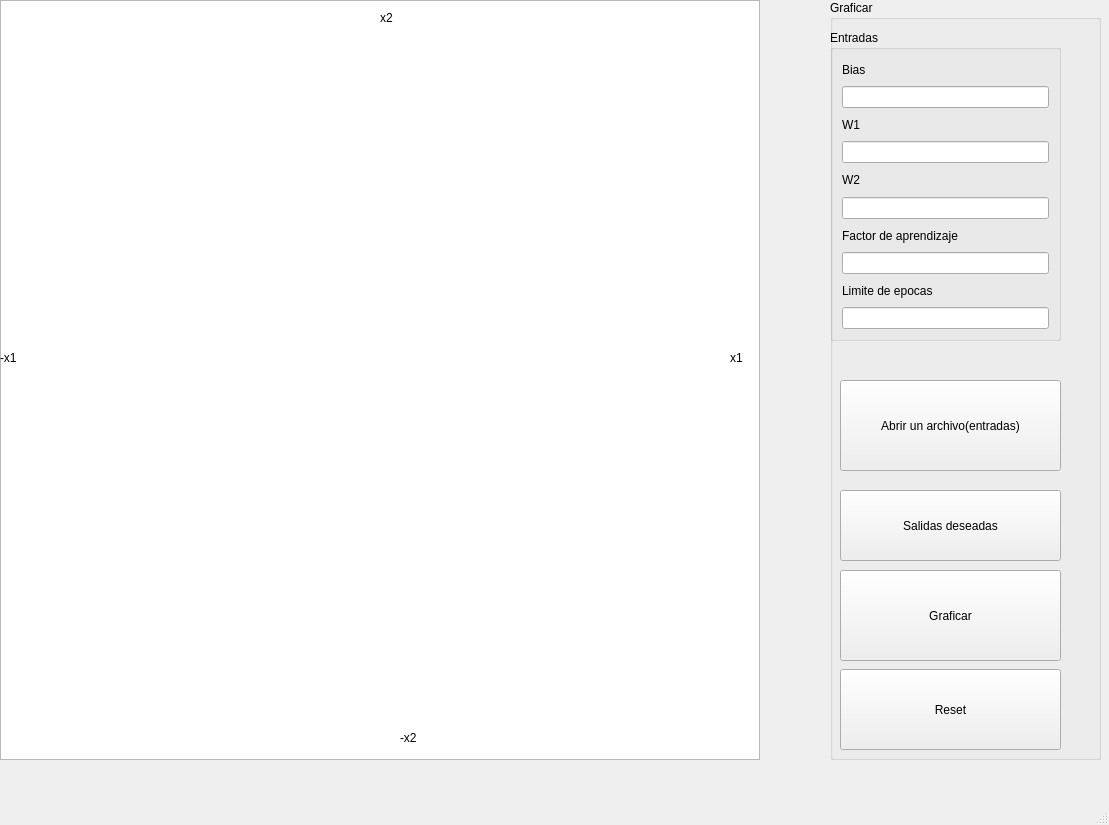
Before: the Qt Designer form mw.ui in AntonioIB0002/practica-2-perceptron-, drawn with Qt 5.
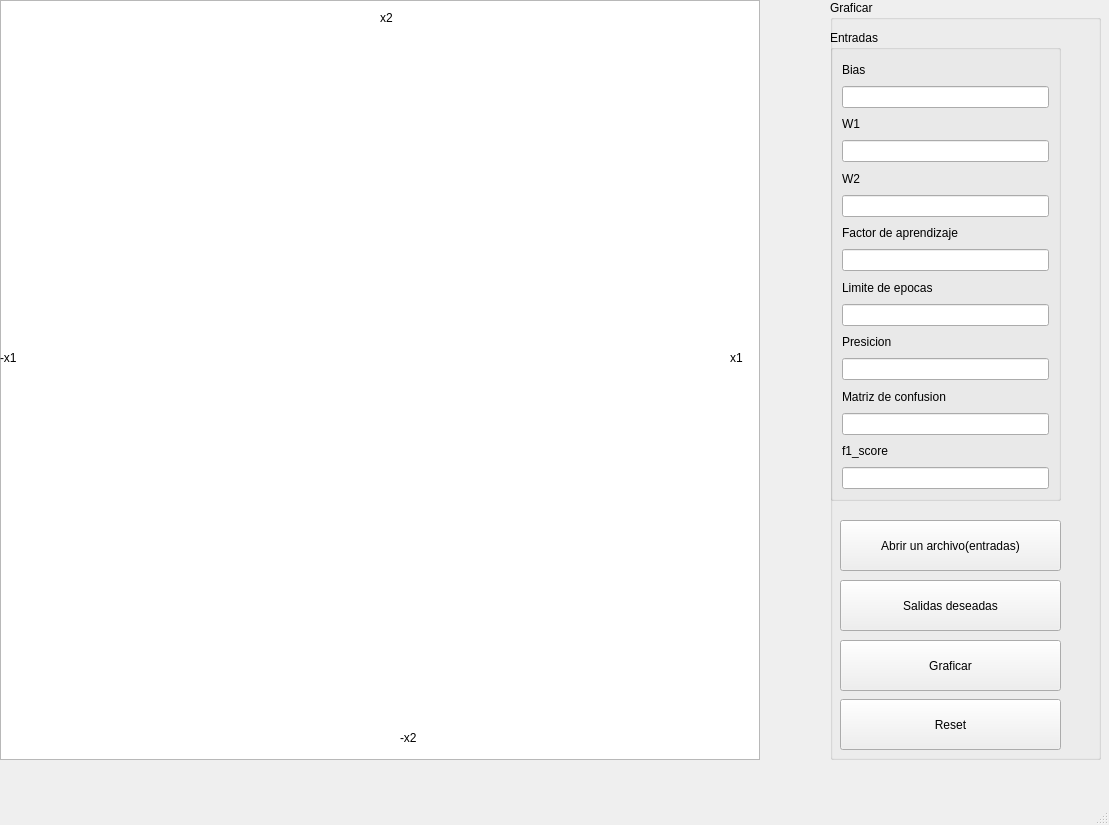
After: the same form once the commit is applied.

Patch:
```diff
--- a/mw.ui
+++ b/mw.ui
@@ -46,9 +46,9 @@
      <property name="geometry">
       <rect>
        <x>10</x>
-       <y>570</y>
+       <y>640</y>
        <width>221</width>
-       <height>91</height>
+       <height>51</height>
       </rect>
      </property>
      <property name="text">
@@ -59,9 +59,9 @@
      <property name="geometry">
       <rect>
        <x>10</x>
-       <y>669</y>
+       <y>699</y>
        <width>221</width>
-       <height>81</height>
+       <height>51</height>
       </rect>
      </property>
      <property name="text">
@@ -74,7 +74,7 @@
        <x>0</x>
        <y>30</y>
        <width>231</width>
-       <height>311</height>
+       <height>471</height>
       </rect>
      </property>
      <property name="title">
@@ -146,15 +146,57 @@
       <item>
        <widget class="QLineEdit" name="lineEdit_limite"/>
       </item>
+      <item>
+       <widget class="QLabel" name="label_7">
+        <property name="text">
+         <string>Presicion</string>
+        </property>
+       </widget>
+      </item>
+      <item>
+       <widget class="QLineEdit" name="lineEdit_presicion">
+        <property name="readOnly">
+         <bool>true</bool>
+        </property>
+       </widget>
+      </item>
+      <item>
+       <widget class="QLabel" name="label_8">
+        <property name="text">
+         <string>Matriz de confusion</string>
+        </property>
+       </widget>
+      </item>
+      <item>
+       <widget class="QLineEdit" name="lineEdit_Matrizconfu">
+        <property name="readOnly">
+         <bool>true</bool>
+        </property>
+       </widget>
+      </item>
+      <item>
+       <widget class="QLabel" name="label_9">
+        <property name="text">
+         <string>f1_score</string>
+        </property>
+       </widget>
+      </item>
+      <item>
+       <widget class="QLineEdit" name="lineEdit_f1score">
+        <property name="readOnly">
+         <bool>true</bool>
+        </property>
+       </widget>
+      </item>
      </layout>
     </widget>
     <widget class="QPushButton" name="pushButton_exportar">
      <property name="geometry">
       <rect>
        <x>10</x>
-       <y>380</y>
+       <y>520</y>
        <width>221</width>
-       <height>91</height>
+       <height>51</height>
       </rect>
      </property>
      <property name="text">
@@ -165,9 +207,9 @@
      <property name="geometry">
       <rect>
        <x>10</x>
-       <y>490</y>
+       <y>580</y>
        <width>221</width>
-       <height>71</height>
+       <height>51</height>
       </rect>
      </property>
      <property name="text">
```
